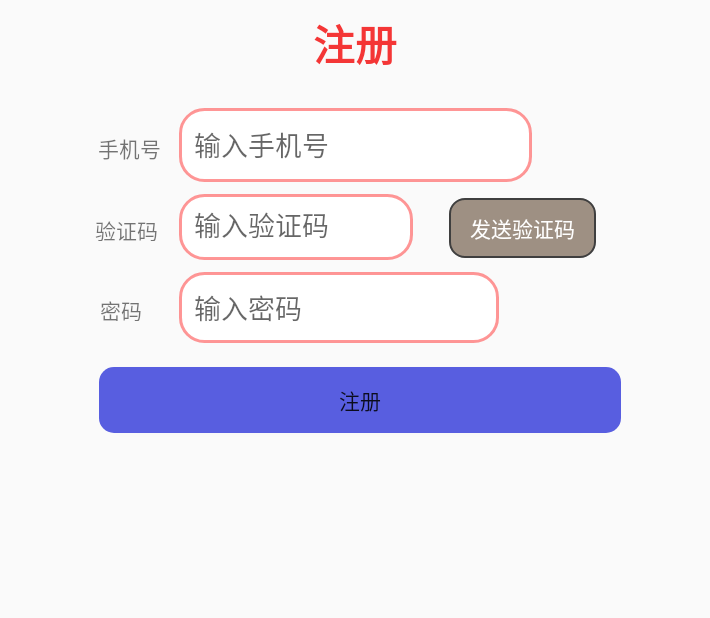
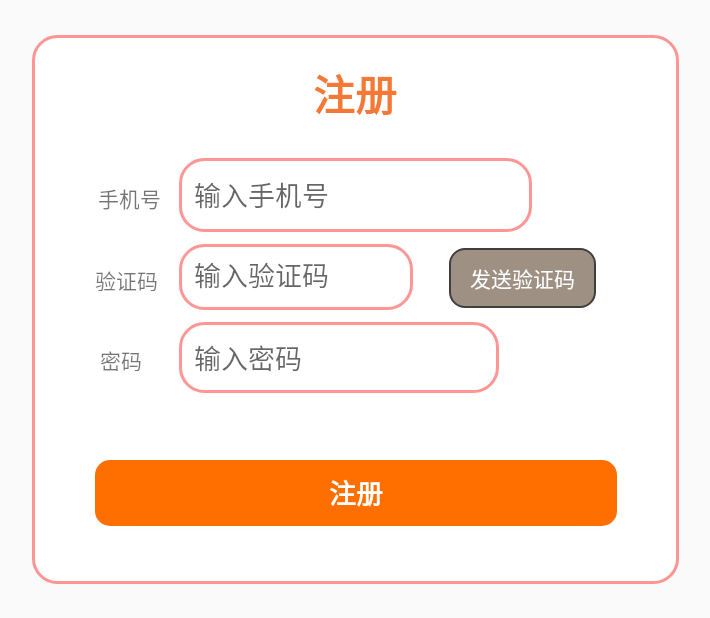
Before and after one commit to wenjiwangssr/code, an Android app: the SignUpActivity screen opened directly, with no data from a screen before it, on a phone screen of 824 x 412 dp (held sideways). Shown: the whole screen, without its empty margins (263-973 px from the left). Run offline under Robolectric (Android 15) with nearby library versions, the phone set to English and light mode, and no system bars.

Commit message:
界面美化

```diff
--- a/AutoPlayAD/app/build.gradle
+++ b/AutoPlayAD/app/build.gradle
@@ -7,8 +7,8 @@ android {
         applicationId "com.example.autoplayad"
         minSdkVersion 19
         targetSdkVersion 29
-        versionCode 1
-        versionName "1.0"
+        versionCode 20191020
+        versionName "1.1"
         testInstrumentationRunner "androidx.test.runner.AndroidJUnitRunner"
     }
     buildTypes {
--- a/AutoPlayAD/app/src/main/java/com/example/autoplayad/BootReceiver.java
+++ b/AutoPlayAD/app/src/main/java/com/example/autoplayad/BootReceiver.java
@@ -4,6 +4,7 @@ import android.content.BroadcastReceiver;
 import android.content.Context;
 import android.content.Intent;
 
+import com.example.autoplayad.activity.LaunchActivity;
 import com.example.autoplayad.activity.MainActivity;
 
 
@@ -12,7 +13,7 @@ public class BootReceiver extends BroadcastReceiver {
     @Override
     public void onReceive(Context context, Intent intent) {
         if (intent.getAction().equals(ACTION)){
-            Intent mainActivityIntent = new Intent(context, MainActivity.class);
+            Intent mainActivityIntent = new Intent(context, LaunchActivity.class);
             mainActivityIntent.addFlags(Intent.FLAG_ACTIVITY_NEW_TASK);
             context.startActivity(mainActivityIntent);
         }
--- a/AutoPlayAD/app/src/main/res/drawable/buttonstyle.xml
+++ b/AutoPlayAD/app/src/main/res/drawable/buttonstyle.xml
@@ -4,7 +4,7 @@
     <item android:state_pressed="false">
         <shape>
             <!-- 色值 -->
-            <solid android:color="#585EE0" />
+            <solid android:color="#FF6F00" />
             <!-- 圆角 -->
             <corners android:radius="10dp" />
         </shape>
@@ -12,7 +12,7 @@
     <item android:state_pressed="true">
         <shape>
             <!-- 色值 -->
-            <solid android:color="#289BE5" />
+            <solid android:color="#BEFF6F00" />
             <!-- 圆角 -->
             <corners android:radius="10dp" />
         </shape>
--- a/AutoPlayAD/app/src/main/res/layout/activity_main.xml
+++ b/AutoPlayAD/app/src/main/res/layout/activity_main.xml
@@ -7,6 +7,7 @@
     tools:context=".activity.MainActivity">
 
     <com.stx.xhb.xbanner.XBanner
+        android:background="@mipmap/placeholder"
         android:id="@+id/banner"
         android:layout_width="match_parent"
         android:layout_height="wrap_content"
--- a/AutoPlayAD/app/src/main/res/layout/sign_up.xml
+++ b/AutoPlayAD/app/src/main/res/layout/sign_up.xml
@@ -5,6 +5,15 @@
     android:layout_width="match_parent"
     android:layout_height="match_parent"
     tools:context=".activity.LaunchActivity">
+
+    <androidx.constraintlayout.widget.ConstraintLayout
+        android:layout_width="wrap_content"
+        android:layout_height="366dp"
+        android:background="@drawable/shape"
+        app:layout_constraintBottom_toBottomOf="parent"
+        app:layout_constraintEnd_toEndOf="parent"
+        app:layout_constraintStart_toStartOf="parent"
+        app:layout_constraintTop_toTopOf="parent">
 
         <TextView
             android:id="@+id/textView3"
@@ -24,7 +33,7 @@
             android:gravity="center_vertical"
             android:text="注册"
             android:textAlignment="center"
-        android:textColor="#F43636"
+            android:textColor="#F47836"
             android:textSize="28sp"
             android:textStyle="bold"
             app:layout_constraintEnd_toEndOf="parent"
@@ -99,6 +108,10 @@
             android:layout_marginTop="16dp"
             android:background="@drawable/buttonstyle"
             android:text="注册"
+            android:textColor="@android:color/white"
+            android:textSize="18sp"
+            android:textStyle="bold"
+            app:layout_constraintBottom_toBottomOf="parent"
             app:layout_constraintEnd_toEndOf="parent"
             app:layout_constraintHorizontal_bias="0.507"
             app:layout_constraintStart_toStartOf="parent"
@@ -126,5 +139,5 @@
             app:layout_constraintStart_toStartOf="@+id/textView3"
             app:layout_constraintTop_toTopOf="@+id/password" />
 
-
     </androidx.constraintlayout.widget.ConstraintLayout>
+</androidx.constraintlayout.widget.ConstraintLayout>
```
Also changed, not shown: AutoPlayAD/app/src/main/java/com/example/autoplayad/App.java (+7 -5 lines), AutoPlayAD/app/src/main/java/com/example/autoplayad/activity/LaunchActivity.java (+16 -2 lines), AutoPlayAD/app/src/main/java/com/example/autoplayad/activity/MainActivity.java (+17 -4 lines), AutoPlayAD/app/src/main/java/com/example/autoplayad/activity/SignUpActivity.java (+11 -4 lines), AutoPlayAD/app/src/main/res/layout/activity_launch.xml (+17 -2 lines), AutoPlayAD/app/src/main/res/layout/change_password.xml (+15 -2 lines), AutoPlayAD/app/src/main/res/mipmap-hdpi/placeholder.png (added). Lines whose indentation alone changed are shown as unchanged.
